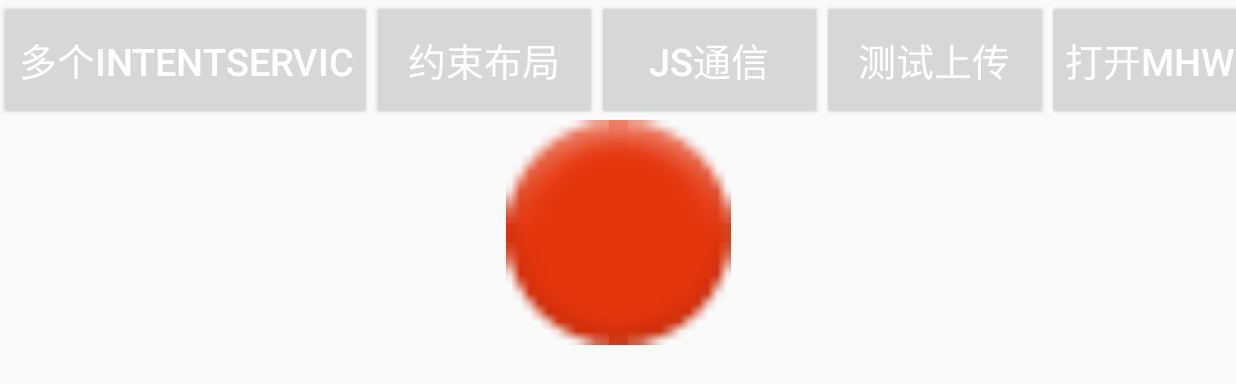
After one commit to xiaomaguoguo/TVGather, an Android app: the fragment ConstraintLayoutFragment placed in its activity, on a phone screen of 824 x 412 dp (held sideways). The commit adds this screen. Shown: the top 384 px of the screen. Run offline under Robolectric (Android 15) with nearby library versions, the phone set to English and light mode, and no system bars.

Commit message:
添加IntentService测试 ，添加ConstraintLayout布局测试

```diff
--- a/TVGather/app/build.gradle
+++ b/TVGather/app/build.gradle
@@ -29,4 +29,5 @@ dependencies {
     compile 'com.android.support:leanback-v17:25.3.1'
     compile 'com.android.support:support-v4:25.3.1'
     compile 'com.google.code.gson:gson:2.8.0'
+    compile 'com.android.support.constraint:constraint-layout:1.0.2'
 }
--- a/TVGather/app/src/main/AndroidManifest.xml
+++ b/TVGather/app/src/main/AndroidManifest.xml
@@ -41,6 +41,7 @@
         <activity android:name="activity.RecycleViewCenterActivity" />
         <activity android:name="activity.RecycleViewActivity"/>
         <activity android:name="activity.JavaJsActivity"/>
+        <service android:name="service.MyIntentService"/>
 
 
     </application>
--- a/TVGather/app/src/main/java/activity/RecycleViewActivity.java
+++ b/TVGather/app/src/main/java/activity/RecycleViewActivity.java
@@ -60,7 +60,7 @@ public class RecycleViewActivity extends Activity implements View.OnClickListene
         mRecycleView.setItemAnimator(new DefaultItemAnimator());
 
         datas = new ArrayList<>(100);
-        for(int i=0;i<100;i++){
+        for(int i=0;i<101;i++){
             datas.add(String.valueOf(i));
         }
         mAdapter = new RecycleViewAdapter(datas);
--- /dev/null
+++ b/TVGather/app/src/main/java/fragment/ConstraintLayoutFragment.java
@@ -0,0 +1,34 @@
+package fragment;
+
+import android.content.Context;
+import android.net.Uri;
+import android.os.Bundle;
+import android.support.v4.app.Fragment;
+import android.view.LayoutInflater;
+import android.view.View;
+import android.view.ViewGroup;
+
+import com.bftv.knothing.firsttv.R;
+
+/**
+ * 约束布局测试
+ */
+public class ConstraintLayoutFragment extends Fragment {
+
+    public static ConstraintLayoutFragment newInstance() {
+        ConstraintLayoutFragment fragment = new ConstraintLayoutFragment();
+        return fragment;
+    }
+
+    @Override
+    public void onCreate(Bundle savedInstanceState) {
+        super.onCreate(savedInstanceState);
+    }
+
+    @Override
+    public View onCreateView(LayoutInflater inflater, ViewGroup container,
+                             Bundle savedInstanceState) {
+        return inflater.inflate(R.layout.constraint_layout, container, false);
+    }
+
+}
--- /dev/null
+++ b/TVGather/app/src/main/res/layout/constraint_layout.xml
@@ -0,0 +1,18 @@
+<?xml version="1.0" encoding="utf-8"?>
+<android.support.constraint.ConstraintLayout xmlns:android="http://schemas.android.com/apk/res/android"
+    xmlns:app="http://schemas.android.com/apk/res-auto"
+    xmlns:tools="http://schemas.android.com/tools"
+    android:layout_width="match_parent"
+    android:layout_height="match_parent">
+
+    <ImageView
+        android:id="@+id/imageView"
+        android:layout_width="150dp"
+        android:layout_height="150dp"
+        android:src="@android:drawable/ic_notification_overlay"
+        tools:layout_editor_absoluteY="16dp"
+        android:layout_marginLeft="8dp"
+        app:layout_constraintLeft_toLeftOf="parent"
+        android:layout_marginRight="8dp"
+        app:layout_constraintRight_toRightOf="parent" />
+</android.support.constraint.ConstraintLayout>
--- a/TVGather/app/src/main/res/layout/main_activity.xml
+++ b/TVGather/app/src/main/res/layout/main_activity.xml
@@ -4,13 +4,25 @@
     android:layout_height="match_parent">
 
     <HorizontalScrollView
+        android:scrollbars="none"
         android:layout_width="match_parent"
         android:layout_height="wrap_content">
+
         <LinearLayout
             android:id="@+id/btnContainer"
             android:orientation="horizontal"
             android:layout_width="match_parent"
             android:layout_height="wrap_content">
+
+            <Button
+                android:id="@+id/btnMultiService"
+                style="@style/BtnStyle"
+                android:text="多个IntentServic" />
+
+            <Button
+                android:id="@+id/btnConstraint"
+                style="@style/BtnStyle"
+                android:text="约束布局" />
 
             <Button
                 android:id="@+id/btnJs"
```
Also changed, not shown: TVGather/app/src/main/java/activity/MainActivity.java (+52 -13 lines), TVGather/app/src/main/java/service/MyIntentService.java (added, +57 -0 lines).
